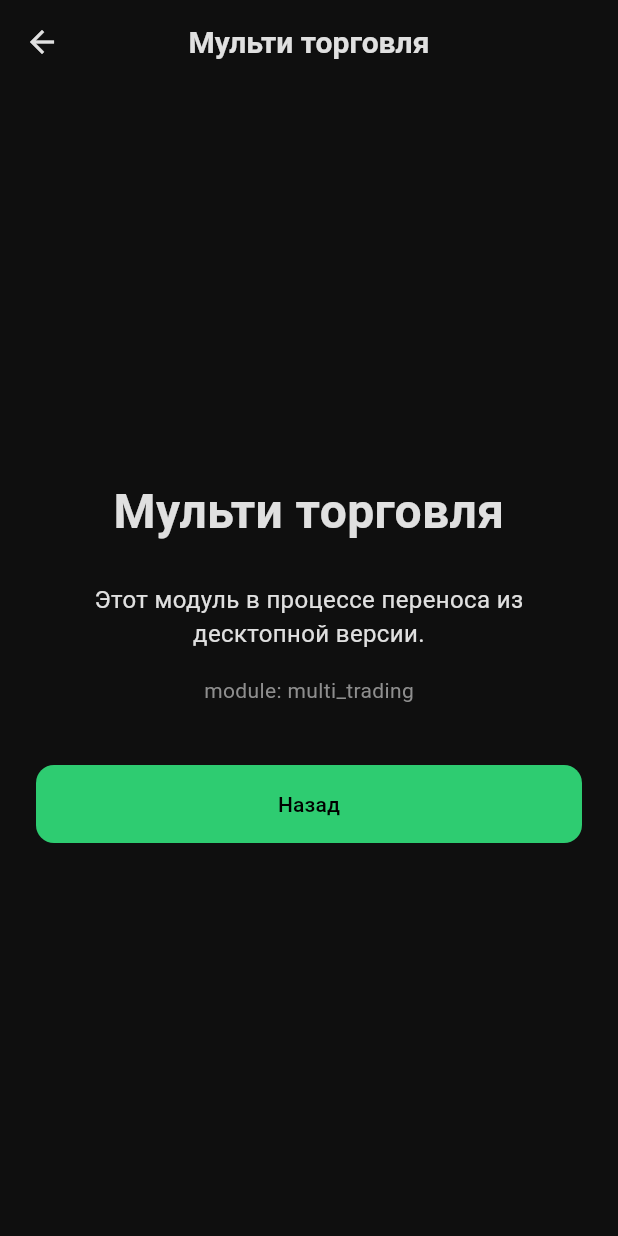
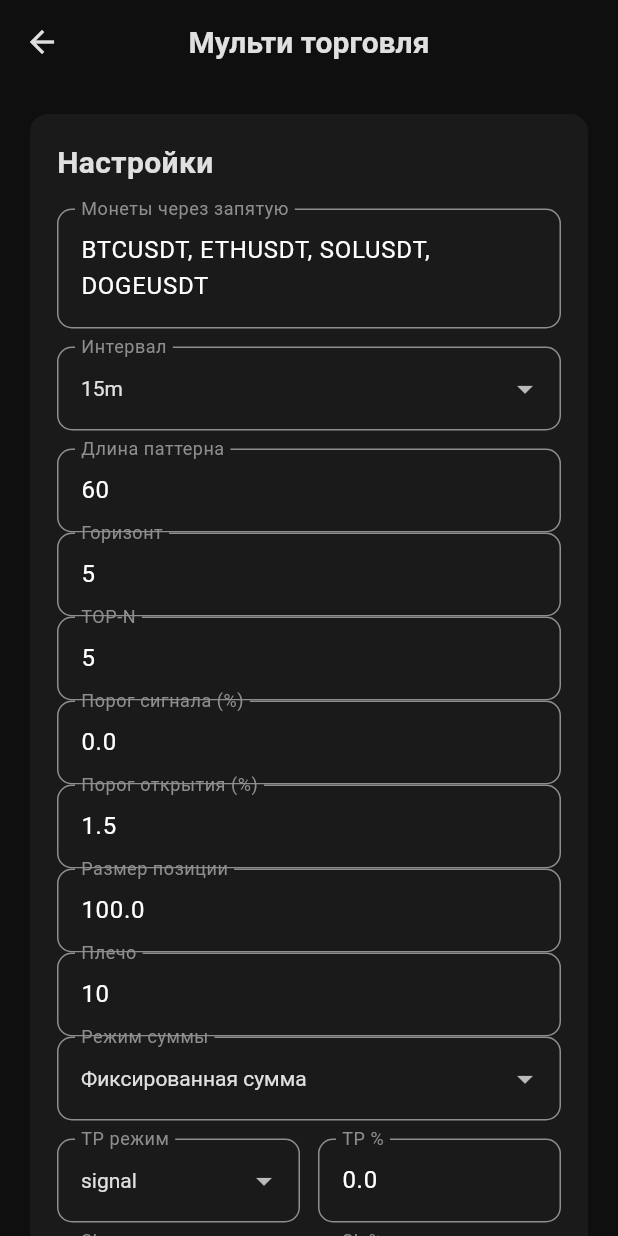
Before and after one commit to VladislavDelon/BLACK-BOX-Mobile-Realese, a Flutter app: the LauncherScreen screen opened by its route, after a tap on "Мульти торговля", on a phone screen of 412 x 824 dp. Run offline on Flutter 3.47's test engine with Material 3 defaults, Android fonts, the phone set to English and light mode, and no system bars.

Commit message:
Add multi-trading module with TP/SL

```diff
--- a/lib/main.dart
+++ b/lib/main.dart
@@ -6,6 +6,7 @@ import 'screens/launcher_screen.dart';
 import 'screens/exchange_screen.dart';
 import 'screens/pattern_search_screen.dart';
 import 'screens/multi_pattern_search_screen.dart';
+import 'screens/multi_trading_screen.dart';
 
 void main() {
   runApp(const BlackBoxApp());
@@ -28,6 +29,7 @@ class BlackBoxApp extends StatelessWidget {
         '/exchange': (_) => const ExchangeScreen(),
         '/pattern': (_) => const PatternSearchScreen(),
         '/multi_pattern': (_) => const MultiPatternSearchScreen(),
+        '/multi_trading': (_) => const MultiTradingScreen(),
       },
     );
   }
--- a/lib/screens/launcher_screen.dart
+++ b/lib/screens/launcher_screen.dart
@@ -73,7 +73,7 @@ class _LauncherScreenState extends State<LauncherScreen> {
     final routes = {
       'pattern': '/pattern',
       'multi_pattern': '/multi_pattern',
-      'multi_trading': null,
+      'multi_trading': '/multi_trading',
       'asset_prices': null,
     };
     final route = routes[id];
--- /dev/null
+++ b/lib/screens/multi_trading_screen.dart
@@ -0,0 +1,322 @@
+import 'package:flutter/material.dart';
+import '../app_theme.dart';
+import '../core/core_call.dart';
+
+class MultiTradingScreen extends StatefulWidget {
+  const MultiTradingScreen({super.key});
+
+  @override
+  State<MultiTradingScreen> createState() => _MultiTradingScreenState();
+}
+
+class _MultiTradingScreenState extends State<MultiTradingScreen> {
+  final _symbolsCtrl = TextEditingController(text: "BTCUSDT, ETHUSDT, SOLUSDT, DOGEUSDT");
+  String _interval = "15m";
+  int _patternLength = 60;
+  int _forecastHorizon = 5;
+  int _topN = 5;
+  double _minSignalThreshold = 0.0;
+  double _tradeThreshold = 1.5;
+  double _positionSize = 100.0;
+  int _leverage = 10;
+  String _amountMode = "fixed";
+  String _tpMode = "signal";
+  double _tpPct = 0.0;
+  String _slMode = "signal";
+  double _slPct = 0.0;
+
+  bool _busy = false;
+  String _status = "";
+  Map<String, dynamic>? _result;
+
+  final _intervals = ["1m", "3m", "5m", "15m", "30m", "1h"];
+  final _amountModes = ["fixed", "percent", "split"];
+  final _tpSlModes = ["signal", "fixed"];
+
+  Future<void> _run() async {
+    final acc = await coreCall("get_active");
+    if (acc["ok"] != true) {
+      setState(() => _status = "Сначала подключите биржу в меню 'Подключение биржи'");
+      return;
+    }
+
+    final account = acc["account"] as Map<String, dynamic>;
+    final exchange = account["exchange"] as String;
+    final apiKey = account["api_key"] as String;
+    final apiSecret = account["api_secret"] as String;
+    final testnet = (account["testnet"] as bool?) ?? false;
+
+    final symbols = _symbolsCtrl.text
+        .split(",")
+        .map((s) => s.trim().toUpperCase())
+        .where((s) => s.isNotEmpty)
+        .toList();
+    if (symbols.isEmpty) {
+      setState(() => _status = "Введите символы");
+      return;
+    }
+
+    setState(() {
+      _busy = true;
+      _status = "Торговый цикл...";
+      _result = null;
+    });
+
+    try {
+      final res = await coreCall("run_trading_cycle", {
+        "symbols": symbols,
+        "exchange": exchange,
+        "api_key": apiKey,
+        "api_secret": apiSecret,
+        "testnet": testnet,
+        "interval": _interval,
+        "pattern_length": _patternLength,
+        "forecast_horizon": _forecastHorizon,
+        "top_n": _topN,
+        "min_signal_threshold": _minSignalThreshold,
+        "trade_threshold": _tradeThreshold,
+        "position_size": _positionSize,
+        "leverage": _leverage,
+        "amount_mode": _amountMode,
+        "tp_mode": _tpMode,
+        "tp_pct": _tpPct,
+        "sl_mode": _slMode,
+        "sl_pct": _slPct,
+      });
+      if (res["ok"] == true) {
+        setState(() {
+          _result = res;
+          _status = "Цикл завершён";
+        });
+      } else {
+        setState(() => _status = "Ошибка: ${res['error']}");
+      }
+    } catch (e) {
+      setState(() => _status = "Ошибка канала: $e");
+    } finally {
+      setState(() => _busy = false);
+    }
+  }
+
+  @override
+  Widget build(BuildContext context) {
+    final trades = (_result?["trades"] as List<dynamic>?) ?? [];
+    final errors = (_result?["errors"] as List<dynamic>?) ?? [];
+    final skipped = (_result?["skipped"] as List<dynamic>?) ?? [];
+
+    return Scaffold(
+      backgroundColor: AppTheme.bg,
+      appBar: AppBar(title: const Text("Мульти торговля")),
+      body: SafeArea(
+        child: ListView(
+          padding: const EdgeInsets.all(20),
+          children: [
+            _card(
+              child: Column(
+                crossAxisAlignment: CrossAxisAlignment.start,
+                children: [
+                  Text("Настройки", style: AppTheme.title()),
+                  const SizedBox(height: 16),
+                  TextField(
+                    controller: _symbolsCtrl,
+                    decoration: const InputDecoration(
+                      labelText: "Монеты через запятую",
+                      hintText: "BTCUSDT, ETHUSDT, SOLUSDT",
+                    ),
+                    minLines: 2,
+                    maxLines: 3,
+                  ),
+                  const SizedBox(height: 12),
+                  DropdownButtonFormField<String>(
+                    value: _interval,
+                    dropdownColor: AppTheme.card,
+                    style: const TextStyle(color: AppTheme.text),
+                    decoration: const InputDecoration(labelText: "Интервал"),
+                    items: _intervals
+                        .map((i) => DropdownMenuItem(value: i, child: Text(i)))
+                        .toList(),
+                    onChanged: (v) => setState(() => _interval = v!),
+                  ),
+                  const SizedBox(height: 12),
+                  _intField("Длина паттерна", _patternLength, (v) => _patternLength = v),
+                  _intField("Горизонт", _forecastHorizon, (v) => _forecastHorizon = v),
+                  _intField("TOP-N", _topN, (v) => _topN = v),
+                  _doubleField("Порог сигнала (%)", _minSignalThreshold, (v) => _minSignalThreshold = v),
+                  _doubleField("Порог открытия (%)", _tradeThreshold, (v) => _tradeThreshold = v),
+                  _doubleField("Размер позиции", _positionSize, (v) => _positionSize = v),
+                  _intField("Плечо", _leverage, (v) => _leverage = v),
+                  DropdownButtonFormField<String>(
+                    value: _amountMode,
+                    dropdownColor: AppTheme.card,
+                    style: const TextStyle(color: AppTheme.text),
+                    decoration: const InputDecoration(labelText: "Режим суммы"),
+                    items: {
+                      "fixed": "Фиксированная сумма",
+                      "percent": "% от баланса",
+                      "split": "Разделить бюджет",
+                    }
+                        .entries
+                        .map((e) => DropdownMenuItem(value: e.key, child: Text(e.value)))
+                        .toList(),
+                    onChanged: (v) => setState(() => _amountMode = v!),
+                  ),
+                  const SizedBox(height: 12),
+                  Row(
+                    children: [
+                      Expanded(
+                        child: DropdownButtonFormField<String>(
+                          value: _tpMode,
+                          dropdownColor: AppTheme.card,
+                          style: const TextStyle(color: AppTheme.text),
+                          decoration: const InputDecoration(labelText: "TP режим"),
+                          items: _tpSlModes
+                              .map((m) => DropdownMenuItem(value: m, child: Text(m)))
+                              .toList(),
+                          onChanged: (v) => setState(() => _tpMode = v!),
+                        ),
+                      ),
+                      const SizedBox(width: 12),
+                      Expanded(
+                        child: _doubleField("TP %", _tpPct, (v) => _tpPct = v),
+                      ),
+                    ],
+                  ),
+                  const SizedBox(height: 12),
+                  Row(
+                    children: [
+                      Expanded(
+                        child: DropdownButtonFormField<String>(
+                          value: _slMode,
+                          dropdownColor: AppTheme.card,
+                          style: const TextStyle(color: AppTheme.text),
+                          decoration: const InputDecoration(labelText: "SL режим"),
+                          items: _tpSlModes
+                              .map((m) => DropdownMenuItem(value: m, child: Text(m)))
+                              .toList(),
+                          onChanged: (v) => setState(() => _slMode = v!),
+                        ),
+                      ),
+                      const SizedBox(width: 12),
+                      Expanded(
+                        child: _doubleField("SL %", _slPct, (v) => _slPct = v),
+                      ),
+                    ],
+                  ),
+                  const SizedBox(height: 24),
+                  SizedBox(
+                    width: double.infinity,
+                    child: FilledButton(
+                      onPressed: _busy ? null : _run,
+                      child: _busy
+                          ? const SizedBox(
+                              height: 18,
+                              width: 18,
+                              child: CircularProgressIndicator(strokeWidth: 2, color: Colors.black))
+                          : const Text("▶ Запустить торговый цикл"),
+                    ),
+                  ),
+                ],
+              ),
+            ),
+            if (_status.isNotEmpty)
+              Padding(
+                padding: const EdgeInsets.symmetric(vertical: 12),
+                child: Text(_status, style: AppTheme.body()),
+              ),
+            if (_result != null)
+              Text("Баланс: ${_result?['balance']?.toStringAsFixed(2) ?? '-'} USDT",
+                  style: AppTheme.small()),
+            if (trades.isNotEmpty) ...[
+              const SizedBox(height: 16),
+              Text("Открыты сделки:", style: AppTheme.title(color: AppTheme.up)),
+              ...trades.map((t) => _tradeCard(t as Map<String, dynamic>))
+            ],
+            if (skipped.isNotEmpty) ...[
+              const SizedBox(height: 16),
+              Text("Пропущено:", style: AppTheme.small()),
+              ...skipped.map((s) => Text(
+                "${s['symbol']}: ${s['signal']} ${s['forecast_pct']}%",
+                style: AppTheme.small(color: AppTheme.muted),
+              )),
+            ],
+            if (errors.isNotEmpty) ...[
+              const SizedBox(height: 16),
+              Text("Ошибки:", style: AppTheme.title(color: AppTheme.down)),
+              ...errors.map((e) => Text("${e['symbol']}: ${e['error']}",
+                  style: AppTheme.small(color: AppTheme.down))),
+            ],
+            const SizedBox(height: 40),
+          ],
+        ),
+      ),
+    );
+  }
+
+  Widget _tradeCard(Map<String, dynamic> t) {
+    final isLong = t["direction"] == "LONG";
+    return Container(
+      margin: const EdgeInsets.only(bottom: 8),
+      padding: const EdgeInsets.all(14),
+      decoration: BoxDecoration(
+        color: AppTheme.card,
+        borderRadius: BorderRadius.circular(10),
+      ),
+      child: Column(
+        crossAxisAlignment: CrossAxisAlignment.start,
+        children: [
+          Row(
+            mainAxisAlignment: MainAxisAlignment.spaceBetween,
+            children: [
+              Text(t["symbol"], style: AppTheme.title(color: AppTheme.accent)),
+              Text(t["direction"], style: AppTheme.title(color: isLong ? AppTheme.up : AppTheme.down)),
+            ],
+          ),
+          Text("qty: ${t['qty']} | плечо: ${t['leverage']}x", style: AppTheme.body()),
+          Text("TP: ${t['tp_price']} (${t['tp_pct']}%) | SL: ${t['sl_price']} (${t['sl_pct']}%)",
+              style: AppTheme.small()),
+        ],
+      ),
+    );
+  }
+
+  Widget _card({required Widget child}) {
+    return Container(
+      padding: const EdgeInsets.all(18),
+      decoration: BoxDecoration(
+        color: AppTheme.card,
+        borderRadius: BorderRadius.circular(AppTheme.cornerRadius),
+      ),
+      child: child,
+    );
+  }
+
+  Widget _intField(String label, int value, ValueChanged<int> onChanged) {
+    return TextField(
+      keyboardType: TextInputType.number,
+      decoration: InputDecoration(labelText: label),
+      controller: TextEditingController(text: value.toString()),
+      onChanged: (s) {
+        final v = int.tryParse(s);
+        if (v != null) onChanged(v);
+      },
+    );
+  }
+
+  Widget _doubleField(String label, double value, ValueChanged<double> onChanged) {
+    return TextField(
+      keyboardType: const TextInputType.numberWithOptions(decimal: true),
+      decoration: InputDecoration(labelText: label),
+      controller: TextEditingController(text: value.toString()),
+      onChanged: (s) {
+        final v = double.tryParse(s.replaceAll(",", "."));
+        if (v != null) onChanged(v);
+      },
+    );
+  }
+
+  @override
+  void dispose() {
+    _symbolsCtrl.dispose();
+    super.dispose();
+  }
+}
--- a/pubspec.yaml
+++ b/pubspec.yaml
@@ -16,7 +16,7 @@ publish_to: 'none' # Remove this line if you wish to publish to pub.dev
 # https://developer.apple.com/library/archive/documentation/General/Reference/InfoPlistKeyReference/Articles/CoreFoundationKeys.html
 # In Windows, build-name is used as the major, minor, and patch parts
 # of the product and file versions while build-number is used as the build suffix.
-version: 1.0.3+4
+version: 1.0.4+5
 
 environment:
   sdk: ^3.13.2
```
Also changed, not shown: 3 other files.
